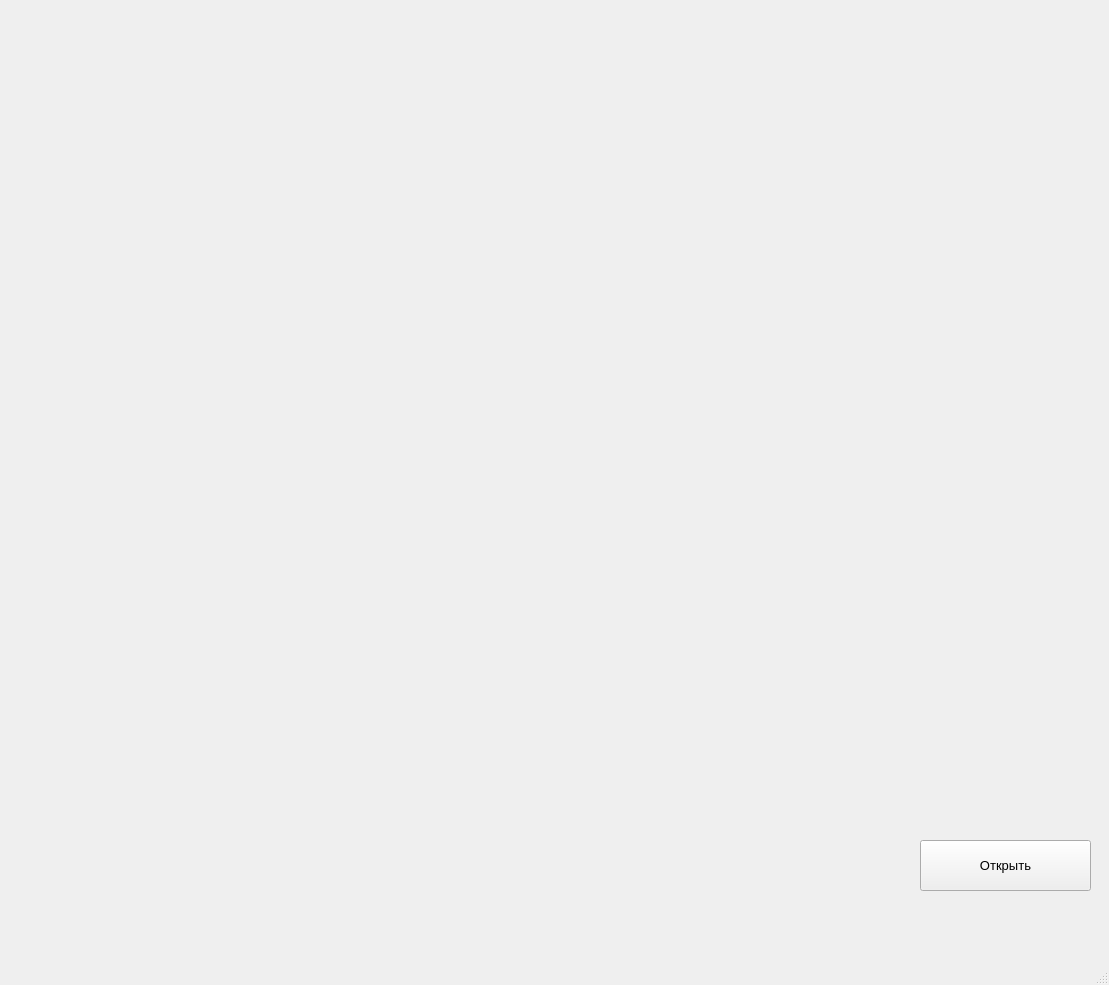
This is mainwindow.ui in Pinadva/Job as Qt 5 draws it before an edit. The edited form follows.
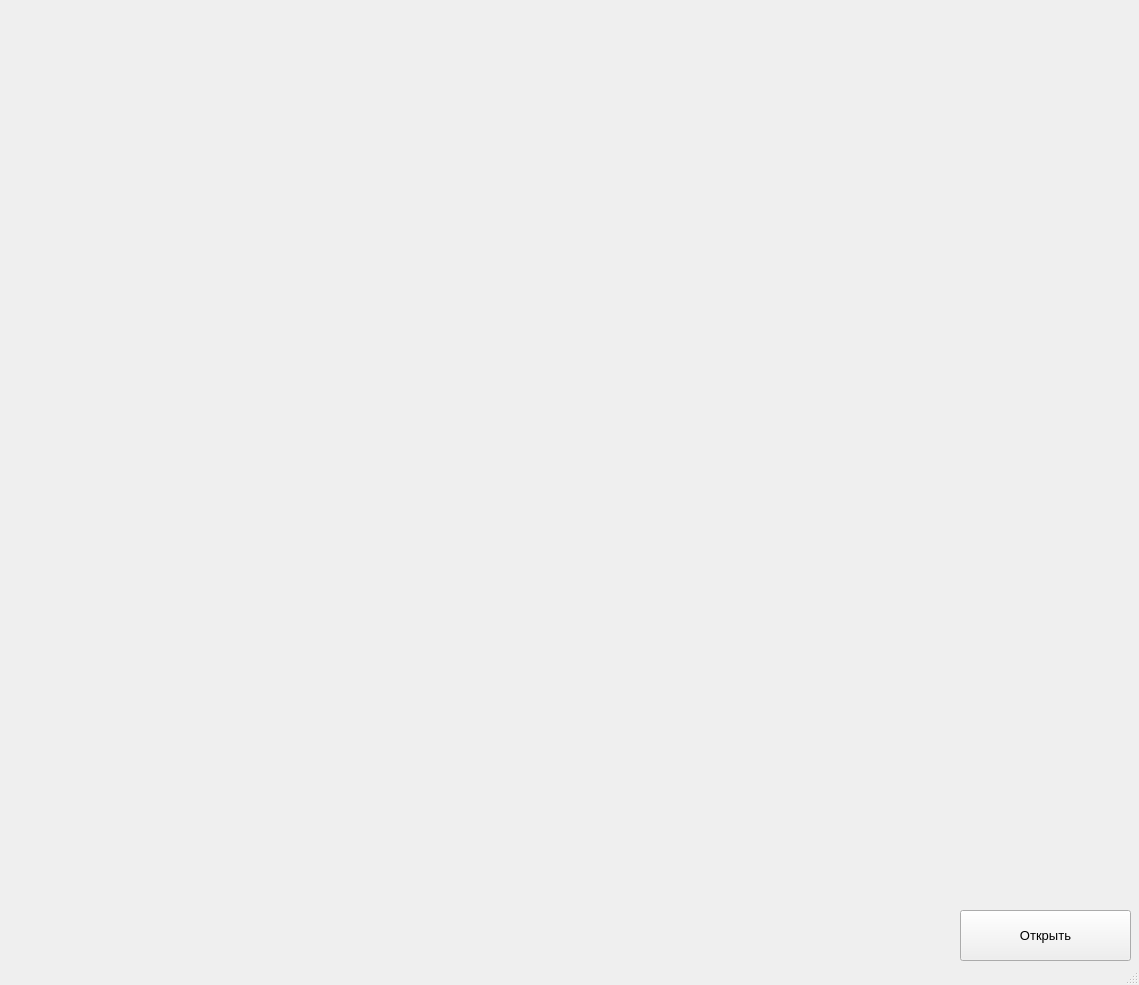
This is the edited form.

What changed in the file:
```diff
--- a/mainwindow.ui
+++ b/mainwindow.ui
@@ -6,7 +6,7 @@
    <rect>
     <x>0</x>
     <y>0</y>
-    <width>1109</width>
+    <width>1139</width>
     <height>985</height>
    </rect>
   </property>
@@ -38,8 +38,8 @@
    <widget class="QPushButton" name="pushButton">
     <property name="geometry">
      <rect>
-      <x>920</x>
-      <y>840</y>
+      <x>960</x>
+      <y>910</y>
       <width>171</width>
       <height>51</height>
      </rect>
```
Left out of the diff: 2 changed lines with no effect on the pictures.
